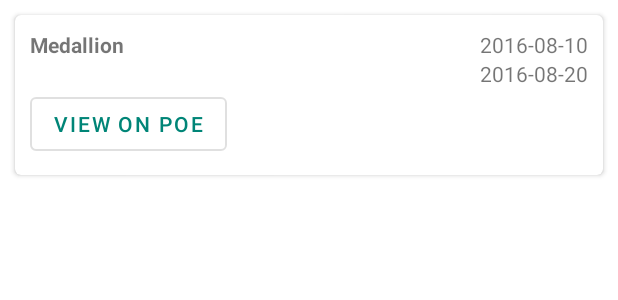
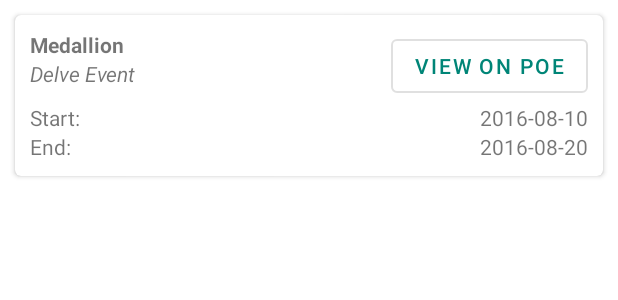
Before and after one commit to CAntol/PathofExileLeagueViewer, an Android app: the layout list_item_league.xml on its own in the app's theme, with its tools: preview values and no code run, on a phone screen of 412 x 824 dp. Shown: the top 300 px of the screen. Run offline under Robolectric (Android 15) with nearby library versions, the phone set to English and light mode, and no system bars.

Commit message:
Format dates and rearrange League list UI

```diff
--- a/app/src/main/res/layout/list_item_league.xml
+++ b/app/src/main/res/layout/list_item_league.xml
@@ -1,15 +1,15 @@
 <?xml version="1.0" encoding="utf-8"?>
 <com.google.android.material.card.MaterialCardView
     xmlns:android="http://schemas.android.com/apk/res/android"
+    xmlns:app="http://schemas.android.com/apk/res-auto"
     xmlns:tools="http://schemas.android.com/tools"
-    xmlns:app="http://schemas.android.com/apk/res-auto"
     android:layout_width="match_parent"
     android:layout_height="wrap_content"
+    android:layout_marginStart="10dp"
     android:layout_marginTop="10dp"
-    android:layout_marginStart="10dp"
     android:layout_marginEnd="10dp"
-    app:cardElevation="2dp"
-    app:cardCornerRadius="4dp">
+    app:cardCornerRadius="4dp"
+    app:cardElevation="2dp">
 
     <RelativeLayout
         android:layout_width="match_parent"
@@ -20,36 +20,10 @@
             android:id="@+id/txt_league_id"
             android:layout_width="wrap_content"
             android:layout_height="wrap_content"
+            android:layout_alignParentStart="true"
             android:layout_alignParentTop="true"
-        android:layout_alignParentStart="true"
             android:textStyle="bold"
-        tools:text="Medallion"/>
-
-    <TextView
-        android:id="@+id/txt_date_start"
-        android:layout_width="wrap_content"
-        android:layout_height="wrap_content"
-        android:layout_alignParentTop="true"
-        android:layout_alignParentEnd="true"
-        tools:text="2016-08-10"/>
-
-    <TextView
-        android:id="@+id/txt_date_end"
-        android:layout_width="wrap_content"
-        android:layout_height="wrap_content"
-        android:layout_below="@+id/txt_date_start"
-        android:layout_alignParentEnd="true"
-        tools:text="2016-08-20"/>
-
-    <com.google.android.material.button.MaterialButton
-        android:id="@+id/txt_forum_link"
-        android:layout_width="wrap_content"
-        android:layout_height="wrap_content"
-        android:layout_below="@+id/txt_delve"
-        android:visibility="gone"
-        android:text="@string/txt_view_on_poe"
-        tools:visibility="visible"
-        style="@style/Widget.MaterialComponents.Button.OutlinedButton"/>
+            tools:text="Medallion" />
 
         <TextView
             android:id="@+id/txt_delve"
@@ -59,7 +33,55 @@
             android:layout_alignParentStart="true"
             android:text="@string/txt_delve"
             android:textStyle="italic"
-        android:visibility="invisible" />
+            android:visibility="invisible"
+            tools:visibility="visible" />
+
+        <TextView
+            android:id="@+id/label_date_start"
+            android:layout_width="wrap_content"
+            android:layout_height="wrap_content"
+            android:layout_below="@+id/txt_delve"
+            android:layout_marginTop="10dp"
+            android:text="@string/label_date_start"/>
+
+        <TextView
+            android:id="@+id/label_date_end"
+            android:layout_width="wrap_content"
+            android:layout_height="wrap_content"
+            android:layout_below="@+id/label_date_start"
+            android:text="@string/label_date_end"
+            android:visibility="gone"
+            tools:visibility="visible"/>
+
+        <TextView
+            android:id="@+id/txt_date_start"
+            android:layout_width="wrap_content"
+            android:layout_height="wrap_content"
+            android:layout_below="@+id/txt_delve"
+            android:layout_alignParentEnd="true"
+            android:layout_marginTop="10dp"
+            tools:text="2016-08-10" />
+
+        <TextView
+            android:id="@+id/txt_date_end"
+            android:layout_width="wrap_content"
+            android:layout_height="wrap_content"
+            android:layout_below="@+id/txt_date_start"
+            android:layout_alignParentEnd="true"
+            android:visibility="gone"
+            tools:visibility="visible"
+            tools:text="2016-08-20" />
+
+        <com.google.android.material.button.MaterialButton
+            android:id="@+id/txt_forum_link"
+            style="@style/Widget.MaterialComponents.Button.OutlinedButton"
+            android:layout_width="wrap_content"
+            android:layout_height="wrap_content"
+            android:layout_alignParentTop="true"
+            android:layout_alignParentEnd="true"
+            android:text="@string/txt_view_on_poe"
+            android:visibility="gone"
+            tools:visibility="visible" />
 
     </RelativeLayout>
 
--- a/app/src/main/res/values/strings.xml
+++ b/app/src/main/res/values/strings.xml
@@ -7,6 +7,8 @@
     <string name="title_season">Season</string>
     <string name="txt_delve">Delve Event</string>
     <string name="label_rank">Rank:</string>
+    <string name="label_date_start">Start:</string>
+    <string name="label_date_end">End:</string>
     <string name="label_char_name">Character Name:</string>
     <string name="label_char_class">Character Class:</string>
     <string name="label_char_level">Character Level:</string>
```
Also changed, not shown: app/src/main/java/com/poe/leagueviewer/adapter/LeagueListAdapter.kt (+18 -4 lines). Lines whose indentation alone changed are shown as unchanged.
